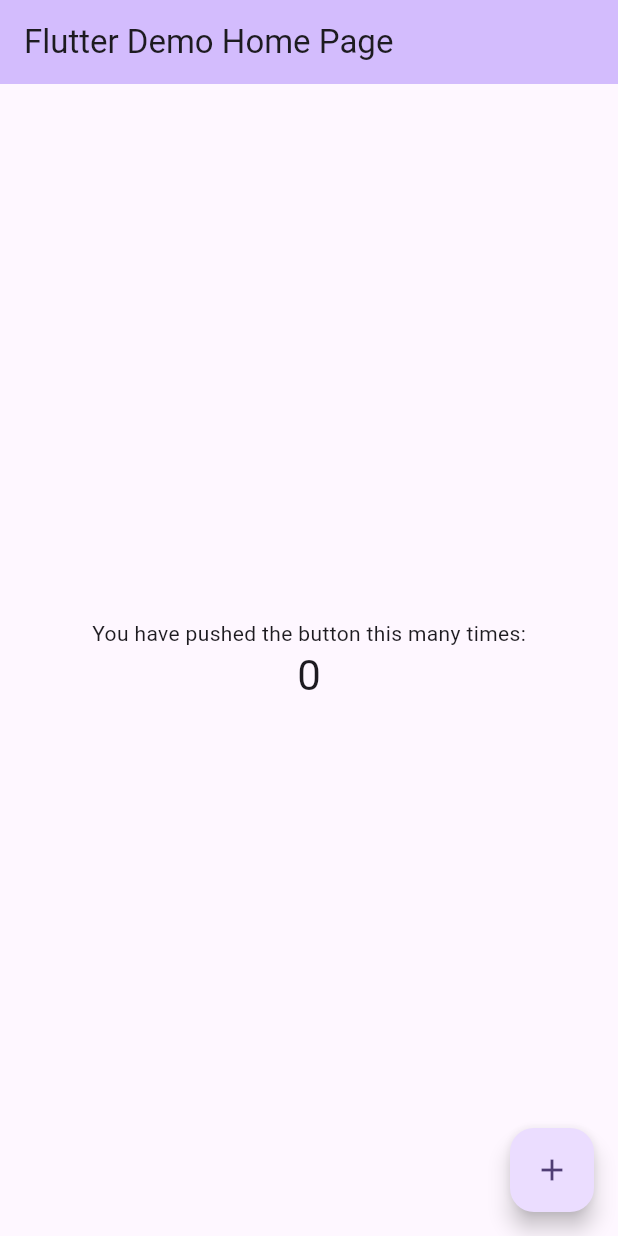
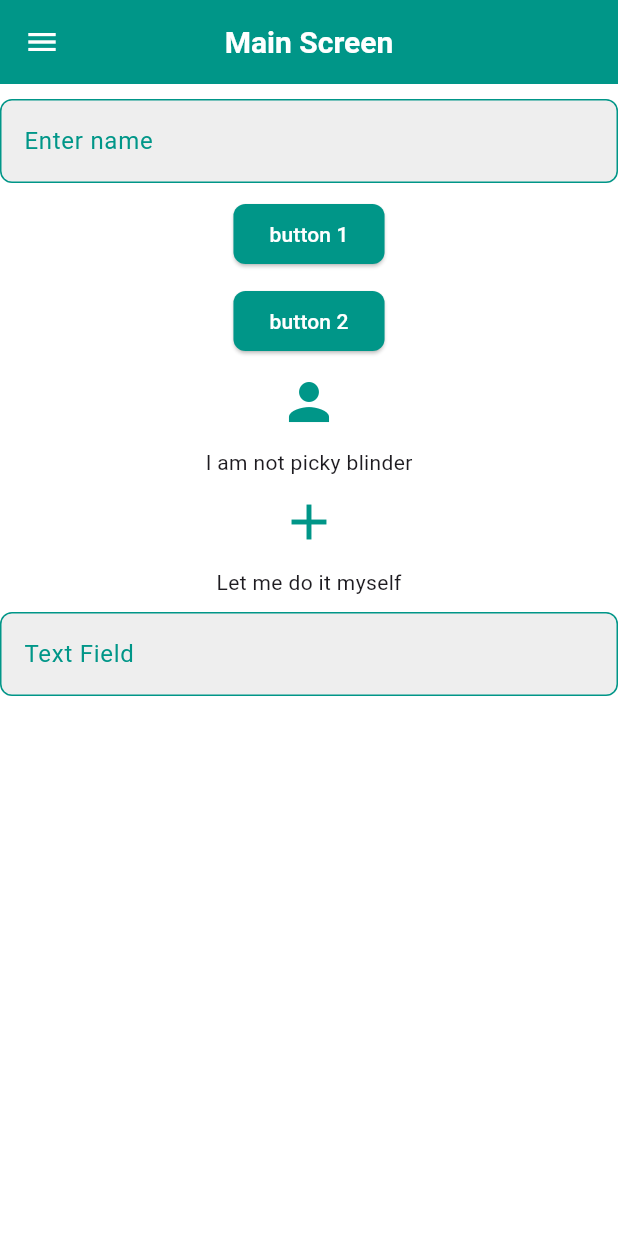
Before and after one commit to ZulfiqarAlam18/flutter_with_firebase_supabase, a Flutter app: the screen it shows after launch, on a phone screen of 412 x 824 dp. Run offline on Flutter 3.47's test engine with Material 3 defaults, Android fonts, the phone set to English and light mode, and no system bars.

Commit message:
Initail stage of project

```diff
--- /dev/null
+++ b/lib/home_screen.dart
@@ -0,0 +1,108 @@
+import 'package:flutter/material.dart';
+
+class HomeScreen extends StatefulWidget {
+  const HomeScreen({super.key});
+  @override
+  AppState createState() => AppState();
+}
+
+class AppState extends State<HomeScreen> {
+  @override
+  Widget build(BuildContext context) {
+    return Scaffold(
+      appBar: AppBar(
+        title: const Text('Main Screen'),
+        //centerTitle: true,
+        backgroundColor: Colors.teal,
+      ),
+      backgroundColor: Colors.white,
+      body: Column(
+        children: [
+          SizedBox(
+            height: 10,
+          ),
+          TextField(
+            decoration: InputDecoration(
+              label: Text('Enter name'),
+              border: OutlineInputBorder(),
+            ),
+          ),
+          SizedBox(
+            height: 10,
+          ),
+          ElevatedButton(onPressed: () {}, child: Text('button 1')),
+          SizedBox(
+            height: 10,
+          ),
+          ElevatedButton(
+            onPressed: () {},
+            child: Text('button 2'),
+          ),
+          SizedBox(
+            height: 10,
+          ),
+          Icon(
+            Icons.person,
+            //color: Colors.black,
+          ),
+          SizedBox(
+            height: 10,
+          ),
+          Text('I am not picky blinder'),
+          SizedBox(
+            height: 10,
+          ),
+          Icon(
+            Icons.add,
+            //color: Colors.yellow,
+          ),
+          SizedBox(
+            height: 10,
+          ),
+          Text('Let me do it myself'),
+          SizedBox(
+            height: 10,
+          ),
+          TextField(
+            decoration: InputDecoration(
+                border: OutlineInputBorder(), label: Text('Text Field')),
+          ),
+        ],
+      ),
+      drawer: Drawer(
+        child: Column(
+          children: [
+            DrawerHeader(
+              padding: EdgeInsets.zero,
+              child: const Text('Drawer'),
+              decoration: BoxDecoration(
+                color: Colors.teal,
+              ),
+            ),
+            ListTile(
+              title: const Text('Settings'),
+              leading: Icon(Icons.settings),
+              onTap: () {
+                Navigator.pop(context);
+              },
+            ),
+            ListTile(
+              title: const Text('Contact us'),
+              leading: Icon(Icons.contact_mail),
+              onTap: () {
+                Navigator.pop(context);
+              },
+            ),
+            ListTile(
+              title: const Text('About Us'),
+              leading: Icon(Icons.person),
+              onTap: () {
+                Navigator.pop(context);
+              },
+            ),
+          ],
+        ),
+      ),
+    );
+  }
+}
--- a/lib/main.dart
+++ b/lib/main.dart
@@ -1,125 +1,56 @@
 import 'package:flutter/material.dart';
+import 'home_screen.dart';
 
 void main() {
-  runApp(const MyApp());
+  runApp(const ToDo());
 }
 
-class MyApp extends StatelessWidget {
-  const MyApp({super.key});
-
-  // This widget is the root of your application.
+class ToDo extends StatelessWidget {
+  const ToDo({super.key});
   @override
   Widget build(BuildContext context) {
     return MaterialApp(
-      title: 'Flutter Demo',
+      title: 'zulfi',
+      //Structuring the app
       theme: ThemeData(
-        // This is the theme of your application.
-        //
-        // TRY THIS: Try running your application with "flutter run". You'll see
-        // the application has a purple toolbar. Then, without quitting the app,
-        // try changing the seedColor in the colorScheme below to Colors.green
-        // and then invoke "hot reload" (save your changes or press the "hot
-        // reload" button in a Flutter-supported IDE, or press "r" if you used
-        // the command line to start the app).
-        //
-        // Notice that the counter didn't reset back to zero; the application
-        // state is not lost during the reload. To reset the state, use hot
-        // restart instead.
-        //
-        // This works for code too, not just values: Most code changes can be
-        // tested with just a hot reload.
-        colorScheme: ColorScheme.fromSeed(seedColor: Colors.deepPurple),
-        useMaterial3: true,
+          //appbar theme
+          appBarTheme: const AppBarTheme(
+              color: Colors.teal,
+              centerTitle: true,
+              iconTheme: IconThemeData(color: Colors.white),
+              titleTextStyle: TextStyle(
+                color: Colors.white,
+                fontSize: 20,
+                fontWeight: FontWeight.bold,
+              )),
+          elevatedButtonTheme: ElevatedButtonThemeData(
+            style: ElevatedButton.styleFrom(
+              backgroundColor: Colors.teal,
+              foregroundColor: Colors.white,
+              shape: RoundedRectangleBorder(borderRadius: BorderRadius.circular(8)),
+              //padding: EdgeInsets.symmetric(horizontal: 16,vertical: 12),
+            )
+          ),
+          iconTheme: IconThemeData(
+        color: Colors.teal,
+        size: 40,
       ),
-      home: const MyHomePage(title: 'Flutter Demo Home Page'),
+     inputDecorationTheme: InputDecorationTheme(
+       filled: true,
+       fillColor: Colors.grey[200],
+       labelStyle: TextStyle(color: Colors.teal),
+       hintStyle: TextStyle(color: Colors.grey),
+       enabledBorder: OutlineInputBorder(
+         borderSide: BorderSide(color: Colors.teal),
+         borderRadius: BorderRadius.circular(8),
+       ),
+       focusedBorder: OutlineInputBorder(
+    borderSide: BorderSide(color: Colors.black),
+    borderRadius: BorderRadius.circular(8),
+     )
+      ),
+      ),
+      home: HomeScreen(),
     );
   }
 }
-
-class MyHomePage extends StatefulWidget {
-  const MyHomePage({super.key, required this.title});
-
-  // This widget is the home page of your application. It is stateful, meaning
-  // that it has a State object (defined below) that contains fields that affect
-  // how it looks.
-
-  // This class is the configuration for the state. It holds the values (in this
-  // case the title) provided by the parent (in this case the App widget) and
-  // used by the build method of the State. Fields in a Widget subclass are
-  // always marked "final".
-
-  final String title;
-
-  @override
-  State<MyHomePage> createState() => _MyHomePageState();
-}
-
-class _MyHomePageState extends State<MyHomePage> {
-  int _counter = 0;
-
-  void _incrementCounter() {
-    setState(() {
-      // This call to setState tells the Flutter framework that something has
-      // changed in this State, which causes it to rerun the build method below
-      // so that the display can reflect the updated values. If we changed
-      // _counter without calling setState(), then the build method would not be
-      // called again, and so nothing would appear to happen.
-      _counter++;
-    });
-  }
-
-  @override
-  Widget build(BuildContext context) {
-    // This method is rerun every time setState is called, for instance as done
-    // by the _incrementCounter method above.
-    //
-    // The Flutter framework has been optimized to make rerunning build methods
-    // fast, so that you can just rebuild anything that needs updating rather
-    // than having to individually change instances of widgets.
-    return Scaffold(
-      appBar: AppBar(
-        // TRY THIS: Try changing the color here to a specific color (to
-        // Colors.amber, perhaps?) and trigger a hot reload to see the AppBar
-        // change color while the other colors stay the same.
-        backgroundColor: Theme.of(context).colorScheme.inversePrimary,
-        // Here we take the value from the MyHomePage object that was created by
-        // the App.build method, and use it to set our appbar title.
-        title: Text(widget.title),
-      ),
-      body: Center(
-        // Center is a layout widget. It takes a single child and positions it
-        // in the middle of the parent.
-        child: Column(
-          // Column is also a layout widget. It takes a list of children and
-          // arranges them vertically. By default, it sizes itself to fit its
-          // children horizontally, and tries to be as tall as its parent.
-          //
-          // Column has various properties to control how it sizes itself and
-          // how it positions its children. Here we use mainAxisAlignment to
-          // center the children vertically; the main axis here is the vertical
-          // axis because Columns are vertical (the cross axis would be
-          // horizontal).
-          //
-          // TRY THIS: Invoke "debug painting" (choose the "Toggle Debug Paint"
-          // action in the IDE, or press "p" in the console), to see the
-          // wireframe for each widget.
-          mainAxisAlignment: MainAxisAlignment.center,
-          children: <Widget>[
-            const Text(
-              'You have pushed the button this many times:',
-            ),
-            Text(
-              '$_counter',
-              style: Theme.of(context).textTheme.headlineMedium,
-            ),
-          ],
-        ),
-      ),
-      floatingActionButton: FloatingActionButton(
-        onPressed: _incrementCounter,
-        tooltip: 'Increment',
-        child: const Icon(Icons.add),
-      ), // This trailing comma makes auto-formatting nicer for build methods.
-    );
-  }
-}
```
Also changed, not shown: lib/about_us.dart (added), lib/add_task.dart (added), lib/contact_us.dart (added), lib/delete_task.dart (added), lib/demo.dart (added), lib/helper_db.dart (added), lib/sign_up.dart (added), lib/view_tasks.dart (added).
